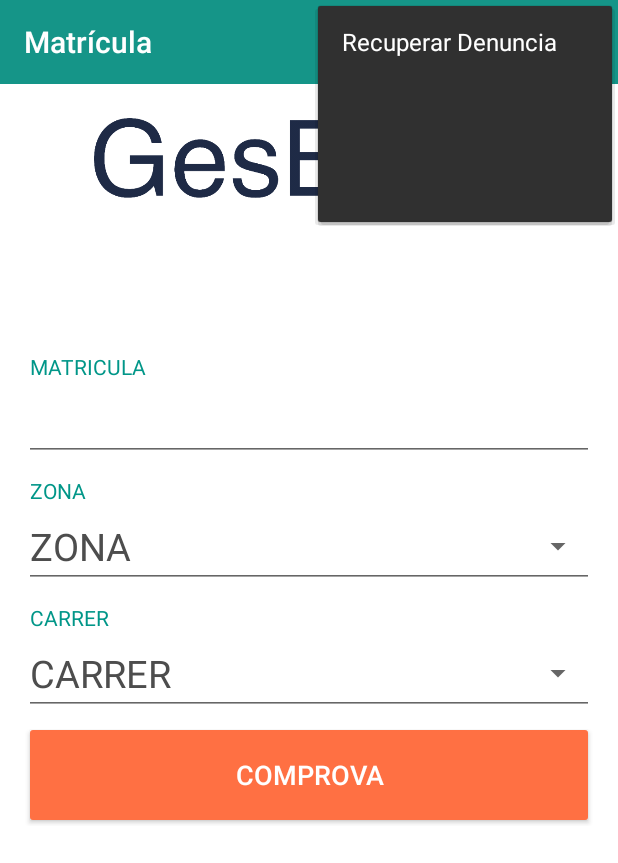
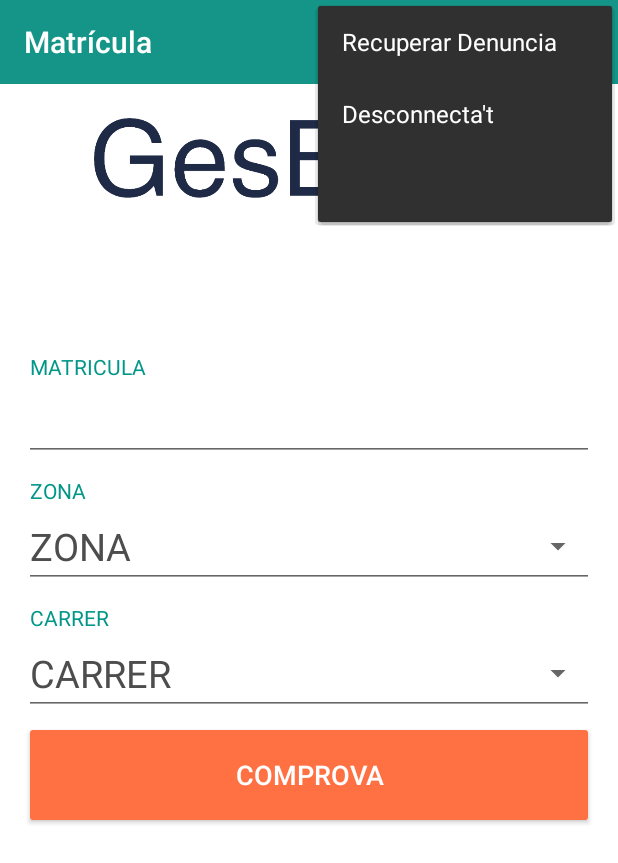
Before and after one commit to MiquelBoka2/GesblueAndroid, an Android app: the MainActivity screen opened directly, with no data from a screen before it, with the options menu open, on a phone screen of 412 x 824 dp. Shown: the top 863 px of the screen. Run offline under Robolectric (Android 15) with nearby library versions, the phone set to English and light mode, and no system bars; our stand-ins replace data binding; libraries missing offline, so code that uses them is left out: com.j256.ormlite, com.transitionseverywhere; 3 statements that could not run were skipped.

Commit message:
few reparations

```diff
--- a/app/src/main/java/com/sixtemia/gesbluedroid/GesblueApplication.java
+++ b/app/src/main/java/com/sixtemia/gesbluedroid/GesblueApplication.java
@@ -217,6 +217,8 @@ public class GesblueApplication extends MultiDexApplication {
 			String[] fileNames = path.list();
 			final File[] files = path.listFiles();
 			int i=0;
+
+			if(files!=null) {
 				for (File file : files) {
 					final File f = file;
 					if (file.isDirectory() == false) {
@@ -246,6 +248,7 @@ public class GesblueApplication extends MultiDexApplication {
 											from.renameTo(to);
 
 										}
+
 										@Override
 										public void onError(int error) {
 											Log.e("Formulari", "Error PujaFoto: " + error);
@@ -266,10 +269,11 @@ public class GesblueApplication extends MultiDexApplication {
 
 							e.printStackTrace();
 						}
-					if(i>5){
+						if (i > 5) {
 							return;
 						}
 
+					}
 				}
 			}
 		}
--- a/app/src/main/res/menu/main.xml
+++ b/app/src/main/res/menu/main.xml
@@ -8,9 +8,9 @@
         android:title="@string/recuperar_denuncia"
         app:showAsAction="never" />
     <item
-    android:id="@+id/space2"
+    android:id="@+id/btnLogout"
     android:orderInCategory="100"
-    android:title=""
+    android:title="@string/logout"
     app:showAsAction="never" />
     <item
         android:id="@+id/versionNumber"
--- a/app/src/main/res/values/strings.xml
+++ b/app/src/main/res/values/strings.xml
@@ -55,7 +55,7 @@
 	<string name="hintBuscadorModel">Escull el model del vehicle</string>
 	<string name="hintBuscadorZona">Escull la zona</string>
 	<string name="hintBuscadorCarrer">Escull el carrer</string>
-	<string name="hintBuscadorNumeroCarrer">Introdueix el núm. del carrer</string>
+	<string name="hintBuscadorNumeroCarrer">Introdueix el núm. del carrer\n(Deixa en blanc per S/N)</string>
 	<string name="terminalDenegat">Terminal denegat</string>
 	<string name="errorLogin">Error de login</string>
 	<string name="terminalPendent">Terminal pendent</string>
@@ -221,4 +221,10 @@ secretari/a de l\'Ajuntament.</string>
 	<string name="mancaCarrer">Has de triar un carrer</string>
 	<string name="noDenuncies">No hi han denuncies per recuperar</string>
 
+	<string name="dacord">D\'acord</string>
+	<string name="enrere">Enrere</string>
+	<string name="deslog">Estas a punt de desloguejar-te. Estàs d\'acord?</string>
+
+	<string name="logout">Desconnecta\'t</string>
+
 </resources>
```
Also changed, not shown: app/build.gradle (+5 -4 lines), app/src/main/java/com/sixtemia/gesbluedroid/activities/MainActivity.java (+23 -1 lines), app/src/main/java/com/sixtemia/gesbluedroid/global/Utils.java (+6 -3 lines), app/src/main/res/drawable-xxxhdpi/gesblue_logo.png, 8 other files. Lines whose indentation alone changed are shown as unchanged.
